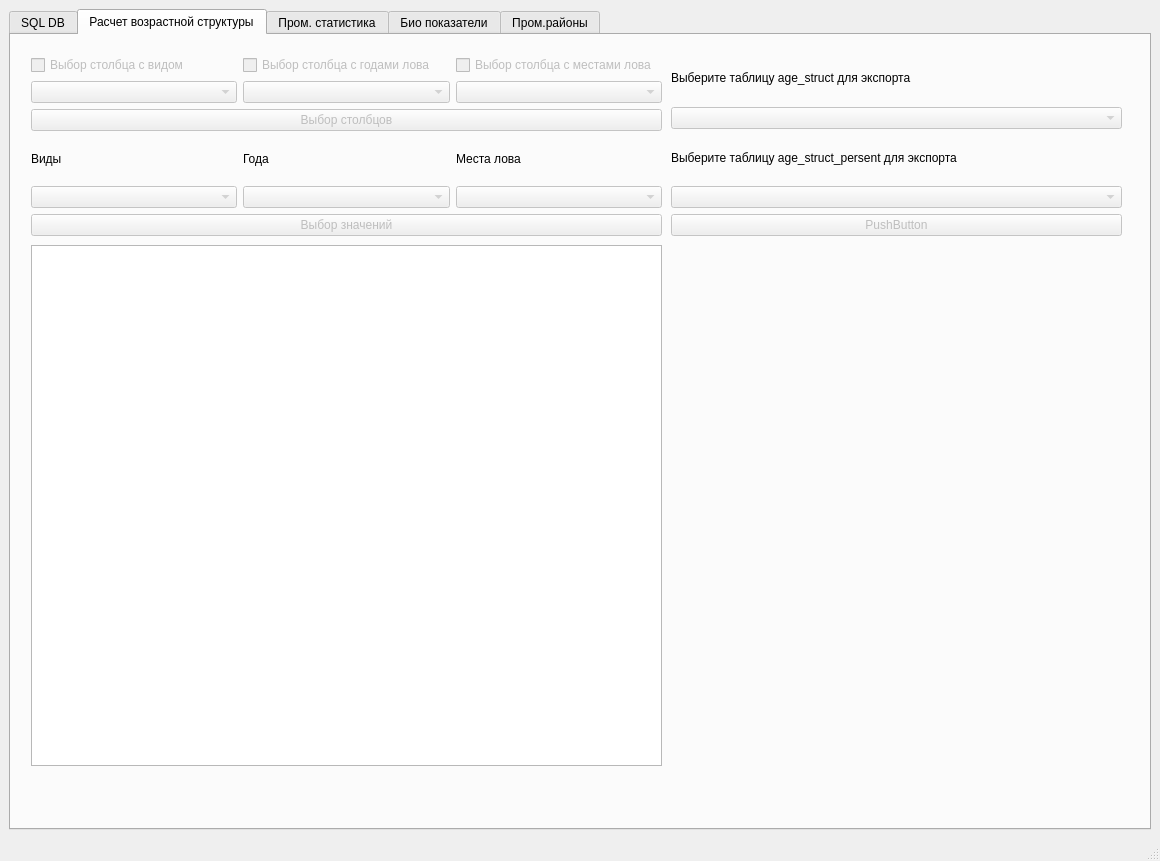
DidenkoDmitriy/fish_stock, file ui_form.ui: the form before one commit.
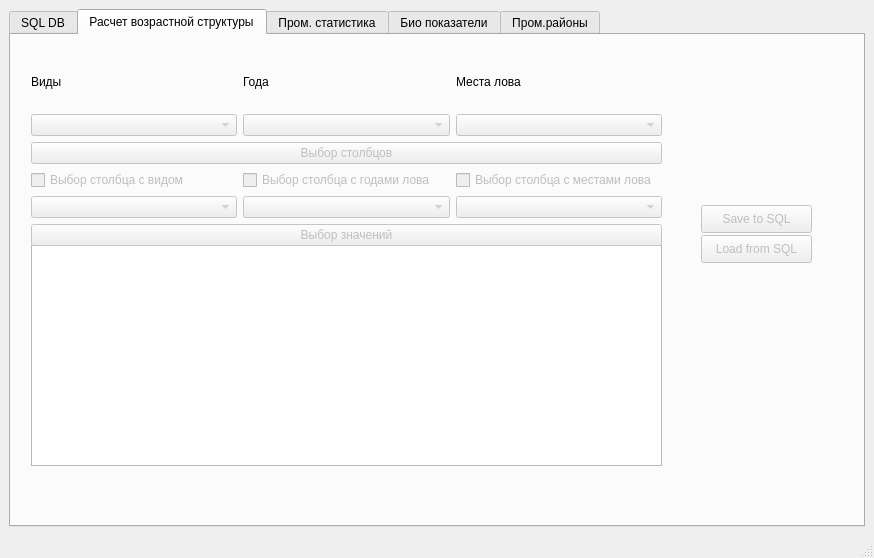
The form after the commit.

Diff of the .ui file:
```diff
--- a/ui_form.ui
+++ b/ui_form.ui
@@ -6,8 +6,8 @@
    <rect>
     <x>0</x>
     <y>0</y>
-    <width>1160</width>
-    <height>861</height>
+    <width>874</width>
+    <height>558</height>
    </rect>
   </property>
   <property name="windowTitle">
@@ -165,6 +165,37 @@
            </property>
           </widget>
          </item>
+         <item>
+          <widget class="QLabel" name="label_export_age_structure_calculation_to_sql">
+           <property name="text">
+            <string>Выберите таблицу age_struct для экспорта</string>
+           </property>
+          </widget>
+         </item>
+         <item>
+          <widget class="QComboBox" name="comboBox_export_age_structure_calculation_to_sql">
+           <property name="enabled">
+            <bool>false</bool>
+           </property>
+          </widget>
+         </item>
+         <item>
+          <widget class="QLabel" name="label_export_age_structure_persent_calculation_to_sql">
+           <property name="enabled">
+            <bool>true</bool>
+           </property>
+           <property name="text">
+            <string>Выберите таблицу age_struct_persent для экспорта</string>
+           </property>
+          </widget>
+         </item>
+         <item>
+          <widget class="QComboBox" name="comboBox_export_age_structure_persent_calculation_to_sql">
+           <property name="enabled">
+            <bool>false</bool>
+           </property>
+          </widget>
+         </item>
         </layout>
        </widget>
        <widget class="QPushButton" name="pushButton_sql_bioanalis_choose_table">
@@ -221,66 +252,13 @@
        <attribute name="title">
         <string>Расчет возрастной структуры</string>
        </attribute>
-       <widget class="QWidget" name="verticalLayoutWidget_3">
-        <property name="geometry">
-         <rect>
-          <x>660</x>
-          <y>20</y>
-          <width>451</width>
-          <height>181</height>
-         </rect>
-        </property>
-        <layout class="QVBoxLayout" name="verticalLayout_4">
-         <item>
-          <widget class="QLabel" name="label_export_age_structure_calculation_to_sql">
-           <property name="text">
-            <string>Выберите таблицу age_struct для экспорта</string>
-           </property>
-          </widget>
-         </item>
-         <item>
-          <widget class="QComboBox" name="comboBox_export_age_structure_calculation_to_sql">
-           <property name="enabled">
-            <bool>false</bool>
-           </property>
-          </widget>
-         </item>
-         <item>
-          <widget class="QLabel" name="label_export_age_structure_persent_calculation_to_sql">
-           <property name="enabled">
-            <bool>true</bool>
-           </property>
-           <property name="text">
-            <string>Выберите таблицу age_struct_persent для экспорта</string>
-           </property>
-          </widget>
-         </item>
-         <item>
-          <widget class="QComboBox" name="comboBox_export_age_structure_persent_calculation_to_sql">
-           <property name="enabled">
-            <bool>false</bool>
-           </property>
-          </widget>
-         </item>
-         <item>
-          <widget class="QPushButton" name="pushButton_export_age_structure_calculation_to_sql">
-           <property name="enabled">
-            <bool>false</bool>
-           </property>
-           <property name="text">
-            <string>PushButton</string>
-           </property>
-          </widget>
-         </item>
-        </layout>
-       </widget>
        <widget class="QTextEdit" name="textEdit_age_structure_calculation_for_print_dataframe">
         <property name="geometry">
          <rect>
           <x>20</x>
           <y>210</y>
           <width>631</width>
-          <height>521</height>
+          <height>221</height>
          </rect>
         </property>
        </widget>
@@ -290,7 +268,7 @@
           <x>20</x>
           <y>20</y>
           <width>631</width>
-          <height>181</height>
+          <height>191</height>
          </rect>
         </property>
         <layout class="QGridLayout" name="gridLayout_2">
@@ -314,12 +292,9 @@
          <item row="1" column="0">
           <layout class="QVBoxLayout" name="verticalLayout">
            <item>
-            <widget class="QCheckBox" name="checkBox_tab_age_struct_type_list_choose_column">
-             <property name="enabled">
-              <bool>false</bool>
-             </property>
+            <widget class="QLabel" name="label_tab_age_struct_type_list">
              <property name="text">
-              <string>Выбор столбца с видом</string>
+              <string>Виды</string>
              </property>
             </widget>
            </item>
@@ -335,12 +310,9 @@
          <item row="1" column="2">
           <layout class="QVBoxLayout" name="verticalLayout_3">
            <item>
-            <widget class="QCheckBox" name="checkBox_tab_age_struct_area_list_choose_column">
-             <property name="enabled">
-              <bool>false</bool>
-             </property>
+            <widget class="QLabel" name="label_tab_age_struct_area_list">
              <property name="text">
-              <string>Выбор столбца с местами лова</string>
+              <string>Места лова</string>
              </property>
             </widget>
            </item>
@@ -353,20 +325,6 @@
            </item>
           </layout>
          </item>
-         <item row="6" column="0">
-          <widget class="QLabel" name="label_tab_age_struct_type_list">
-           <property name="text">
-            <string>Виды</string>
-           </property>
-          </widget>
-         </item>
-         <item row="6" column="1">
-          <widget class="QLabel" name="label_tab_age_struct_year_list">
-           <property name="text">
-            <string>Года</string>
-           </property>
-          </widget>
-         </item>
          <item row="7" column="1">
           <widget class="QComboBox" name="comboBox_tab_age_struct_year_list">
            <property name="enabled">
@@ -374,13 +332,6 @@
            </property>
           </widget>
          </item>
-         <item row="6" column="2">
-          <widget class="QLabel" name="label_tab_age_struct_area_list">
-           <property name="text">
-            <string>Места лова</string>
-           </property>
-          </widget>
-         </item>
          <item row="7" column="0">
           <widget class="QComboBox" name="comboBox_tab_age_struct_type_list">
            <property name="enabled">
@@ -401,12 +352,9 @@
          <item row="1" column="1">
           <layout class="QVBoxLayout" name="verticalLayout_5">
            <item>
-            <widget class="QCheckBox" name="checkBox_tab_age_struct_year_list_choose_column">
-             <property name="enabled">
-              <bool>false</bool>
-             </property>
+            <widget class="QLabel" name="label_tab_age_struct_year_list">
              <property name="text">
-              <string>Выбор столбца с годами лова</string>
+              <string>Года</string>
              </property>
             </widget>
            </item>
@@ -419,8 +367,70 @@
            </item>
           </layout>
          </item>
+         <item row="6" column="0">
+          <widget class="QCheckBox" name="checkBox_tab_age_struct_type_list_choose_column">
+           <property name="enabled">
+            <bool>false</bool>
+           </property>
+           <property name="text">
+            <string>Выбор столбца с видом</string>
+           </property>
+          </widget>
+         </item>
+         <item row="6" column="1">
+          <widget class="QCheckBox" name="checkBox_tab_age_struct_year_list_choose_column">
+           <property name="enabled">
+            <bool>false</bool>
+           </property>
+           <property name="text">
+            <string>Выбор столбца с годами лова</string>
+           </property>
+          </widget>
+         </item>
+         <item row="6" column="2">
+          <widget class="QCheckBox" name="checkBox_tab_age_struct_area_list_choose_column">
+           <property name="enabled">
+            <bool>false</bool>
+           </property>
+           <property name="text">
+            <string>Выбор столбца с местами лова</string>
+           </property>
+          </widget>
+         </item>
         </layout>
        </widget>
+       <widget class="QPushButton" name="pushButton_export_age_structure_calculation_to_sql">
+        <property name="enabled">
+         <bool>false</bool>
+        </property>
+        <property name="geometry">
+         <rect>
+          <x>690</x>
+          <y>170</y>
+          <width>111</width>
+          <height>28</height>
+         </rect>
+        </property>
+        <property name="text">
+         <string>Save to SQL</string>
+        </property>
+       </widget>
+       <widget class="QPushButton" name="pushButton_load_age_structure_from_sql">
+        <property name="enabled">
+         <bool>false</bool>
+        </property>
+        <property name="geometry">
+         <rect>
+          <x>690</x>
+          <y>200</y>
+          <width>111</width>
+          <height>28</height>
+         </rect>
+        </property>
+        <property name="text">
+         <string>Load from SQL</string>
+        </property>
+       </widget>
       </widget>
       <widget class="QWidget" name="tab_4">
        <attribute name="title">
```
Left out of the diff: 20 changed lines with no effect on the pictures.
